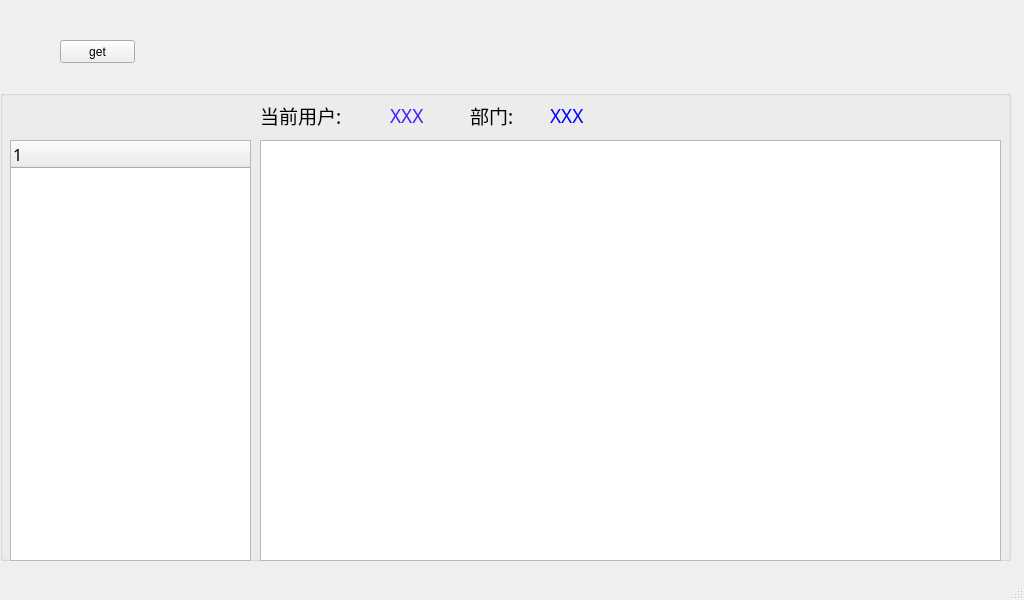
Old version of the form QTClient-ARM/mainwindow.ui in the repository sunjiangbo/gyTool-Manager.
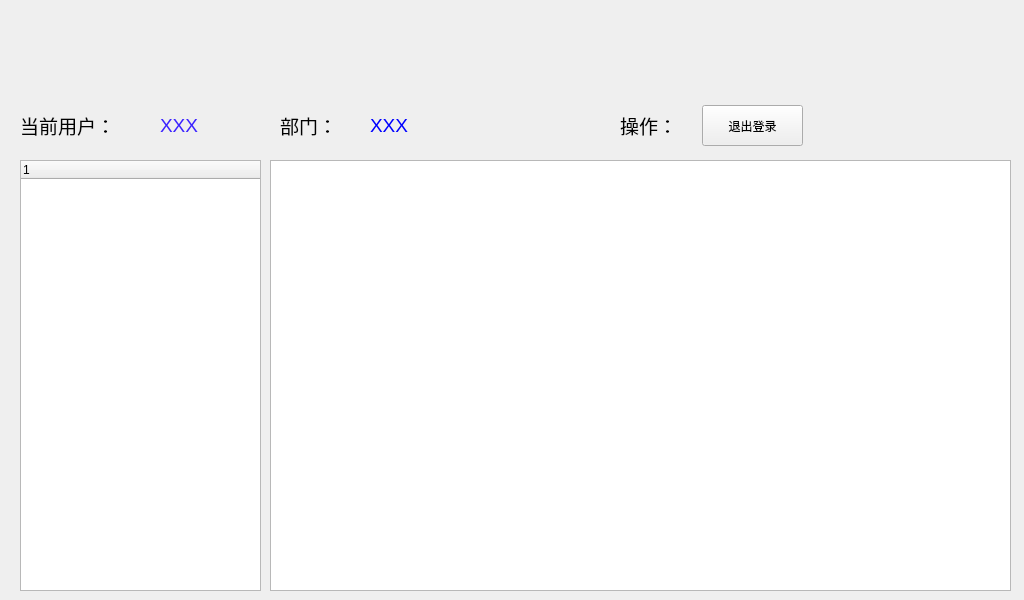
New version of the form. Icons and pictures are not drawn.

Commit message: 刷指纹登录ok

What changed in the file:
```diff
--- a/QTClient-ARM/mainwindow.ui
+++ b/QTClient-ARM/mainwindow.ui
@@ -30,31 +30,65 @@
      <pixmap>img/logo.png</pixmap>
     </property>
    </widget>
-   <widget class="QGroupBox" name="groupBox">
+   <widget class="QLabel" name="uCorp">
     <property name="geometry">
      <rect>
-      <x>0</x>
-      <y>90</y>
-      <width>1011</width>
-      <height>471</height>
+      <x>370</x>
+      <y>110</y>
+      <width>231</width>
+      <height>31</height>
      </rect>
     </property>
-    <property name="font">
-     <font>
-      <family>新宋体</family>
-      <pointsize>12</pointsize>
-     </font>
+    <property name="text">
+     <string>&lt;html&gt;&lt;head/&gt;&lt;body&gt;&lt;p&gt;&lt;span style=&quot; font-size:14pt; color:#0000ff;&quot;&gt;XXX&lt;/span&gt;&lt;/p&gt;&lt;/body&gt;&lt;/html&gt;</string>
     </property>
-    <property name="title">
-     <string/>
+   </widget>
+   <widget class="QLabel" name="label_3">
+    <property name="geometry">
+     <rect>
+      <x>280</x>
+      <y>110</y>
+      <width>71</width>
+      <height>31</height>
+     </rect>
     </property>
+    <property name="text">
+     <string>&lt;html&gt;&lt;head/&gt;&lt;body&gt;&lt;p&gt;&lt;span style=&quot; font-size:14pt;&quot;&gt;部门：&lt;/span&gt;&lt;/p&gt;&lt;/body&gt;&lt;/html&gt;</string>
+    </property>
+   </widget>
+   <widget class="QLabel" name="uName">
+    <property name="geometry">
+     <rect>
+      <x>160</x>
+      <y>110</y>
+      <width>91</width>
+      <height>31</height>
+     </rect>
+    </property>
+    <property name="text">
+     <string>&lt;html&gt;&lt;head/&gt;&lt;body&gt;&lt;p&gt;&lt;span style=&quot; font-size:14pt; color:#3c23ff;&quot;&gt;XXX&lt;/span&gt;&lt;/p&gt;&lt;/body&gt;&lt;/html&gt;</string>
+    </property>
+   </widget>
+   <widget class="QLabel" name="label_2">
+    <property name="geometry">
+     <rect>
+      <x>20</x>
+      <y>110</y>
+      <width>121</width>
+      <height>31</height>
+     </rect>
+    </property>
+    <property name="text">
+     <string>&lt;html&gt;&lt;head/&gt;&lt;body&gt;&lt;p&gt;&lt;span style=&quot; font-size:14pt;&quot;&gt;当前用户：&lt;/span&gt;&lt;/p&gt;&lt;/body&gt;&lt;/html&gt;</string>
+    </property>
+   </widget>
     <widget class="QTreeWidget" name="treeWidget">
      <property name="geometry">
       <rect>
-       <x>10</x>
-       <y>50</y>
+      <x>20</x>
+      <y>160</y>
        <width>241</width>
-       <height>421</height>
+      <height>431</height>
       </rect>
      </property>
      <column>
@@ -66,84 +100,40 @@
     <widget class="QTableWidget" name="tableWidget">
      <property name="geometry">
       <rect>
-       <x>260</x>
-       <y>50</y>
+      <x>270</x>
+      <y>160</y>
        <width>741</width>
-       <height>421</height>
+      <height>431</height>
       </rect>
      </property>
     </widget>
-    <widget class="QLabel" name="label_2">
+   <widget class="QPushButton" name="pushButton_3">
      <property name="geometry">
       <rect>
-       <x>260</x>
-       <y>10</y>
-       <width>111</width>
-       <height>31</height>
+      <x>702</x>
+      <y>105</y>
+      <width>101</width>
+      <height>41</height>
       </rect>
      </property>
      <property name="text">
-      <string>&lt;html&gt;&lt;head/&gt;&lt;body&gt;&lt;p&gt;&lt;span style=&quot; font-size:14pt;&quot;&gt;当前用户:&lt;/span&gt;&lt;/p&gt;&lt;/body&gt;&lt;/html&gt;</string>
-     </property>
-    </widget>
-    <widget class="QLabel" name="uName">
+     <string>退出登录</string>
+    </property>
+   </widget>
+   <widget class="QLabel" name="label_4">
      <property name="geometry">
       <rect>
-       <x>390</x>
-       <y>10</y>
-       <width>81</width>
+      <x>620</x>
+      <y>110</y>
+      <width>71</width>
        <height>31</height>
       </rect>
      </property>
      <property name="text">
-      <string>&lt;html&gt;&lt;head/&gt;&lt;body&gt;&lt;p&gt;&lt;span style=&quot; font-size:14pt; color:#3c23ff;&quot;&gt;XXX&lt;/span&gt;&lt;/p&gt;&lt;/body&gt;&lt;/html&gt;</string>
-     </property>
-    </widget>
-    <widget class="QLabel" name="label_3">
-     <property name="geometry">
-      <rect>
-       <x>470</x>
-       <y>10</y>
-       <width>61</width>
-       <height>31</height>
-      </rect>
-     </property>
-     <property name="text">
-      <string>&lt;html&gt;&lt;head/&gt;&lt;body&gt;&lt;p&gt;&lt;span style=&quot; font-size:14pt;&quot;&gt;部门:&lt;/span&gt;&lt;/p&gt;&lt;/body&gt;&lt;/html&gt;</string>
-     </property>
-    </widget>
-    <widget class="QLabel" name="uCorp">
-     <property name="geometry">
-      <rect>
-       <x>550</x>
-       <y>10</y>
-       <width>231</width>
-       <height>31</height>
-      </rect>
-     </property>
-     <property name="text">
-      <string>&lt;html&gt;&lt;head/&gt;&lt;body&gt;&lt;p&gt;&lt;span style=&quot; font-size:14pt; color:#0000ff;&quot;&gt;XXX&lt;/span&gt;&lt;/p&gt;&lt;/body&gt;&lt;/html&gt;</string>
-     </property>
-    </widget>
-   </widget>
-   <widget class="QPushButton" name="pushButton">
-    <property name="geometry">
-     <rect>
-      <x>60</x>
-      <y>40</y>
-      <width>75</width>
-      <height>23</height>
-     </rect>
-    </property>
-    <property name="styleSheet">
-     <string notr="true">sss</string>
-    </property>
-    <property name="text">
-     <string>get</string>
-    </property>
-   </widget>
-  </widget>
-  <widget class="QStatusBar" name="statusBar"/>
+     <string>&lt;html&gt;&lt;head/&gt;&lt;body&gt;&lt;p&gt;&lt;span style=&quot; font-size:14pt;&quot;&gt;操作：&lt;/span&gt;&lt;/p&gt;&lt;/body&gt;&lt;/html&gt;</string>
+    </property>
+   </widget>
+  </widget>
  </widget>
  <layoutdefault spacing="6" margin="11"/>
  <resources/>
```
Lines whose indentation alone changed are shown as unchanged. The commit also changes 50 other files.
